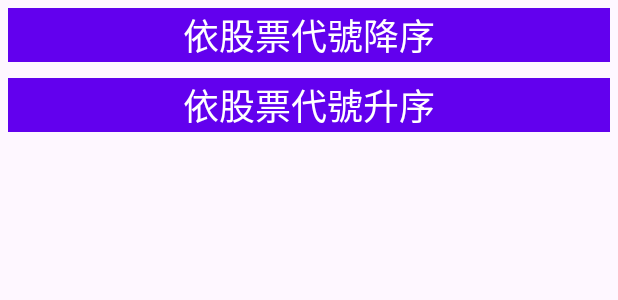
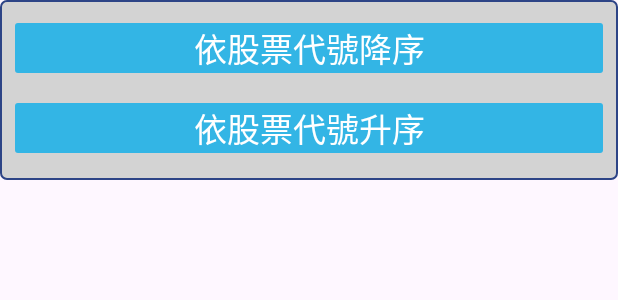
Before and after one commit to javaing/home_exam_stock, an Android app: the layout bottom_sheet.xml on its own in the app's theme, with its tools: preview values and no code run, on a phone screen of 412 x 824 dp. Shown: the top 300 px of the screen. Run offline under Robolectric (Android 15) with nearby library versions, the phone set to English and light mode, and no system bars.

Commit message:
add bottom sheet for sort

```diff
--- /dev/null
+++ b/app/src/main/res/drawable/rounder_grey.xml
@@ -0,0 +1,8 @@
+<?xml version="1.0" encoding="utf-8"?>
+<shape xmlns:android="http://schemas.android.com/apk/res/android" >
+
+    <solid android:color="#d3d3d3" />
+    <corners android:radius="4dp" />
+    <stroke android:width="1dp"
+        android:color="@color/cuteBlue" />
+</shape>
--- a/app/src/main/res/layout/bottom_sheet.xml
+++ b/app/src/main/res/layout/bottom_sheet.xml
@@ -6,10 +6,12 @@
     android:layout_height="120dp"
     android:orientation="vertical"
     app:behavior_hideable="true"
-    app:behavior_peekHeight="120dp"
+    app:behavior_peekHeight="140dp"
+    android:background="@drawable/rounder_grey"
     app:layout_behavior="com.google.android.material.bottomsheet.BottomSheetBehavior">
 
     <LinearLayout
+        android:layout_marginTop="5dp"
         android:layout_width="match_parent"
         android:layout_height="match_parent"
         android:orientation="vertical">
@@ -18,21 +20,21 @@
             android:id="@+id/AtextView"
             android:layout_width="match_parent"
             android:layout_height="wrap_content"
-            android:layout_margin="5dp"
-            android:background="@color/design_default_color_primary"
+            android:layout_margin="10dp"
+            android:background="@drawable/rounder_corner"
             android:gravity="center"
             android:text="依股票代號降序"
             android:textColor="@android:color/background_light"
-            android:textSize="24sp" />
+            android:textSize="22sp" />
         <TextView
             android:id="@+id/BtextView"
             android:layout_width="match_parent"
             android:layout_height="wrap_content"
-            android:layout_margin="5dp"
-            android:background="@color/design_default_color_primary"
+            android:layout_margin="10dp"
+            android:background="@drawable/rounder_corner"
             android:gravity="center"
             android:text="依股票代號升序"
             android:textColor="@android:color/background_light"
-            android:textSize="24sp" />
+            android:textSize="22sp" />
 
     </LinearLayout></FrameLayout>
--- a/app/src/main/res/layout/fragment_second.xml
+++ b/app/src/main/res/layout/fragment_second.xml
@@ -32,6 +32,7 @@
                 android:layout_width="wrap_content"
                 android:layout_height="match_parent"
                 android:id="@+id/toggleBottomSheet"
+                android:padding="3dp"
                 android:src="@drawable/ic_world"/>
 
 
```
Also changed, not shown: app/src/main/java/com/arttseng/homeexam/stock/adapter/StockCardAdapter.kt (+9 -0 lines), app/src/main/java/com/arttseng/homeexam/stock/view/StockFragment.kt (+17 -0 lines).
